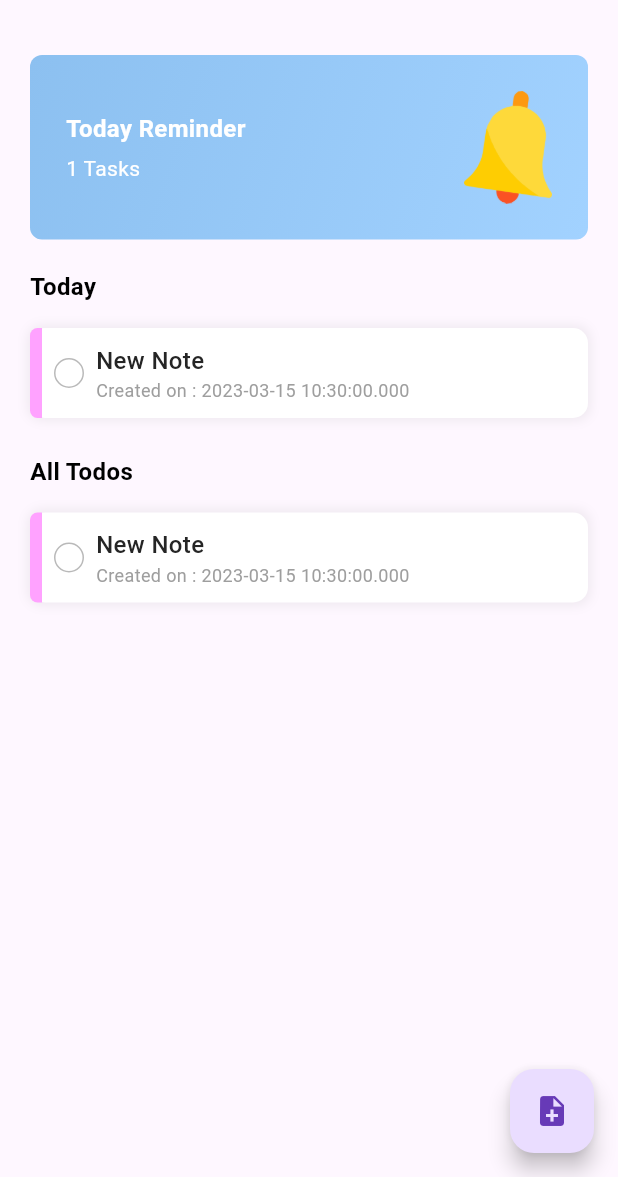
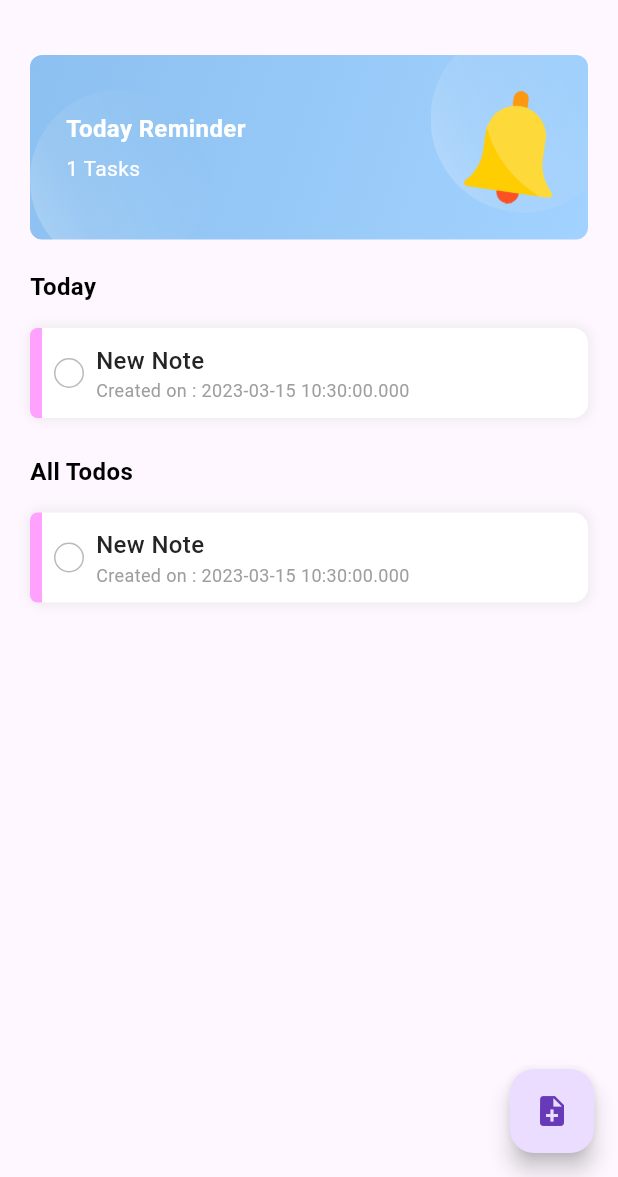
Before and after one commit to zzulfiqor/kardusinfo_todo, a Flutter app: the NoteScreen screen opened by its route, after a tap on the "note add" icon, on a phone screen of 412 x 824 dp, the part 59-1236 px from its top. Run offline on Flutter 3.47's test engine with Material 2 defaults, Android fonts, the phone set to English and light mode, and no system bars; our stand-ins replace cloud_firestore, equatable, firebase_auth, firebase_core, get; accounts and stored records are empty.

Commit message:
add decorative bg to header in note_screen

```diff
--- a/lib/data/datasource/note_datasource.dart
+++ b/lib/data/datasource/note_datasource.dart
@@ -1,4 +1,3 @@
-import 'package:cloud_firestore/cloud_firestore.dart';
 import 'package:kardusinfo_todo/core/helper/firestore_helper.dart';
 import 'package:kardusinfo_todo/data/model/note_model.dart';
 
@@ -9,9 +8,10 @@ class NoteDataSource {
   // get note collection
   Future<List<NoteModel>> get noteCollection async {
     var ref = await firebaseHelper.getCollection('notes').get();
-    var listModel = ref.docs
-        .map((e) => NoteModel.fromJson(e.data() as Map<String, dynamic>))
-        .toList();
+    var listModel = ref.docs.map((e) {
+      var data = e.data() as Map<String, dynamic>;
+      return NoteModel.fromJson(data);
+    }).toList();
     return listModel;
   }
 
@@ -19,4 +19,9 @@ class NoteDataSource {
   Future<void> addNewNote(NoteModel note) async {
     await firebaseHelper.getCollection('notes').add(note.toJson());
   }
+
+  // update note by id
+  Future<void> updateNoteById(String id, NoteModel note) async {
+    await firebaseHelper.getCollection('notes').doc(id).update(note.toJson());
+  }
 }
--- a/lib/data/model/note_model.dart
+++ b/lib/data/model/note_model.dart
@@ -1,4 +1,5 @@
 class NoteModel {
+  String? id;
   String? title;
   String? content;
   DateTime? dateCreated;
@@ -7,6 +8,7 @@ class NoteModel {
   bool? isCompleted;
 
   NoteModel({
+    this.id,
     this.title,
     this.content,
     this.dateCreated,
@@ -18,6 +20,7 @@ class NoteModel {
   // toMap
   Map<String, dynamic> toJson() {
     return {
+      'id': id,
       'title': title,
       'content': content,
       'dateCreated': dateCreated.toString(),
@@ -30,6 +33,7 @@ class NoteModel {
   // fromMap
   factory NoteModel.fromJson(Map<String, dynamic> json) {
     return NoteModel(
+      id: json['id'],
       title: json['title'],
       content: json['content'],
       dateCreated: DateTime.parse(json['dateCreated']),
--- a/lib/presentation/feature/note/controller/note_controller.dart
+++ b/lib/presentation/feature/note/controller/note_controller.dart
@@ -1,4 +1,5 @@
 import 'package:firebase_auth/firebase_auth.dart';
+import 'package:flutter/material.dart';
 import 'package:get/get.dart';
 import 'package:kardusinfo_todo/core/helper/auth_helper.dart';
 import 'package:kardusinfo_todo/core/util/app_color.dart';
@@ -69,11 +70,12 @@ class NoteController extends GetxController {
     }
   }
 
-  // add note
+  // add todo
   Future<void> addNewNote() async {
     isLoading = true;
     try {
       var note = NoteModel(
+        id: DateTime.now().millisecondsSinceEpoch.toString(),
         title: 'New Note',
         content: 'New Note Description',
         dateCreated: DateTime.now(),
@@ -87,4 +89,15 @@ class NoteController extends GetxController {
       isLoading = false;
     }
   }
+
+  // complete todo
+  Future<void> completeNote() async {
+    isLoading = true;
+    try {
+      // await _createNoteUseCase.call(note);
+      await getAllNotes();
+    } finally {
+      isLoading = false;
+    }
+  }
 }
--- a/lib/presentation/feature/note/note_screen.dart
+++ b/lib/presentation/feature/note/note_screen.dart
@@ -45,7 +45,32 @@ class NoteScreen extends GetView<NoteController> {
                 ),
                 borderRadius: BorderRadius.circular(8),
               ),
-              padding: const EdgeInsets.symmetric(horizontal: 24, vertical: 24),
+              child: Stack(
+                children: [
+                  // Background
+                  Positioned(
+                    top: -20,
+                    right: -20,
+                    child: Image.asset(
+                      'assets/images/bg_circle.png',
+                      height: 125,
+                    ),
+                  ),
+
+                  // Background
+                  Positioned(
+                    bottom: -20,
+                    left: 0,
+                    child: Image.asset(
+                      'assets/images/bg_circle.png',
+                      height: 120,
+                    ),
+                  ),
+
+                  // Today Reminder
+                  Padding(
+                    padding: const EdgeInsets.symmetric(
+                        horizontal: 24, vertical: 24),
                     child: Row(
                       children: [
                         // Today Reminder
@@ -77,6 +102,9 @@ class NoteScreen extends GetView<NoteController> {
                         Image.asset(
                           'assets/images/bell.png',
                           height: 75,
+                        ),
+                      ],
+                    ),
                   ),
                 ],
               ),
```
Also changed, not shown: assets/images/bg_circle.png (added). Lines whose indentation alone changed are shown as unchanged.
